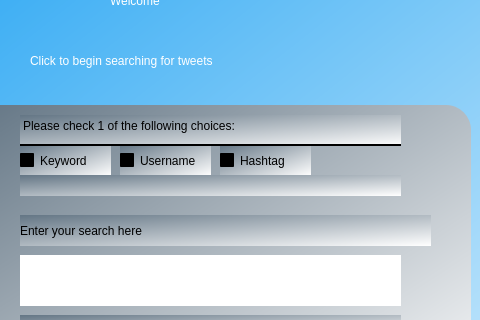
kietdiep/twitter-scraper, file ui/welcomescreen.ui: the form before one commit; both pictures show x 260 to 740 and y 115 to 435 of the 941 by 731 pixel window.
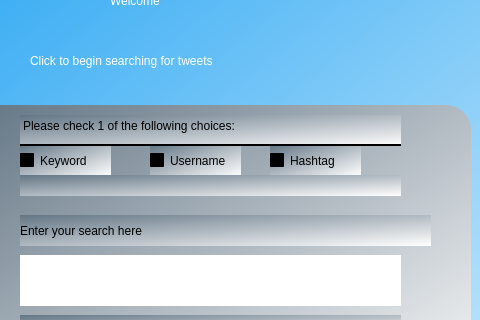
The form after the commit. Icons and pictures are not drawn.

Patch:
```diff
--- a/ui/welcomescreen.ui
+++ b/ui/welcomescreen.ui
@@ -101,7 +101,7 @@
     <widget class="QCheckBox" name="username">
      <property name="geometry">
       <rect>
-       <x>150</x>
+       <x>180</x>
        <y>40</y>
        <width>91</width>
        <height>31</height>
@@ -118,7 +118,7 @@
     <widget class="QCheckBox" name="hashtag">
      <property name="geometry">
       <rect>
-       <x>250</x>
+       <x>300</x>
        <y>40</y>
        <width>91</width>
        <height>31</height>
```
